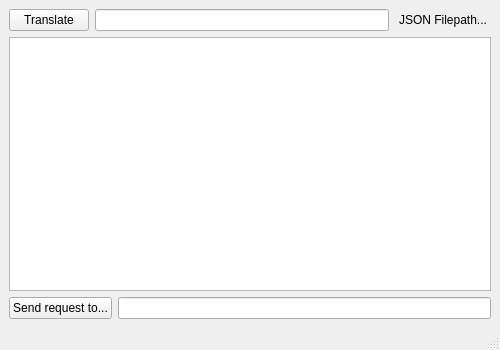
The window that Macroscop/app.ui (AlexCul/Macroscop-API-Integration) describes before a commit, drawn with Qt 5.
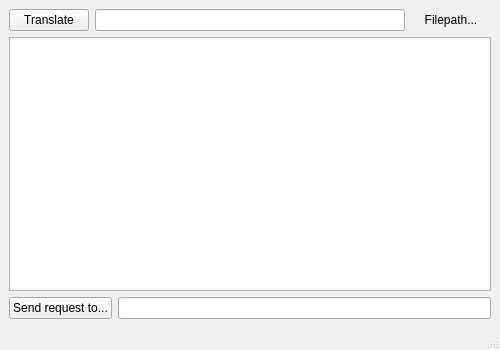
The same window after the commit.

```diff
--- a/Macroscop/app.ui
+++ b/Macroscop/app.ui
@@ -52,7 +52,7 @@
          </sizepolicy>
         </property>
         <property name="text">
-         <string>JSON Filepath...</string>
+         <string>Filepath...</string>
         </property>
         <property name="flat">
          <bool>true</bool>
```
Left out of the diff: 2 changed lines with no effect on the pictures.
